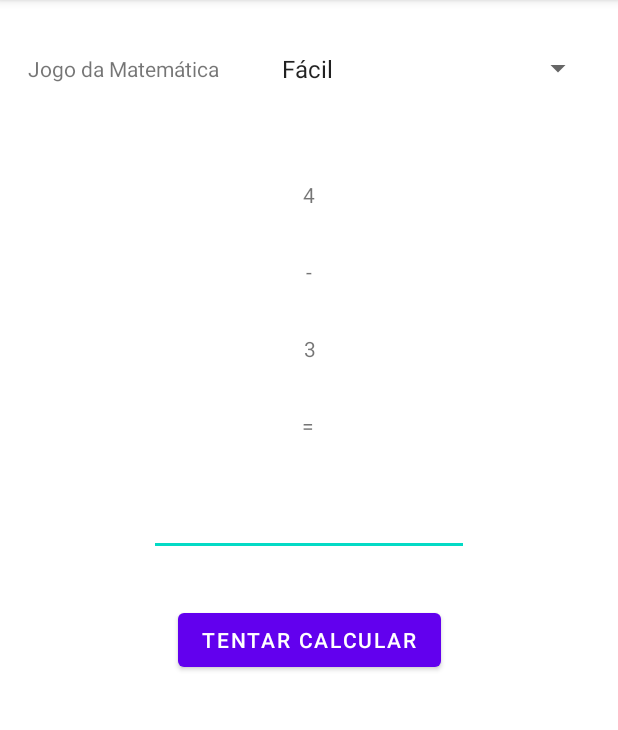
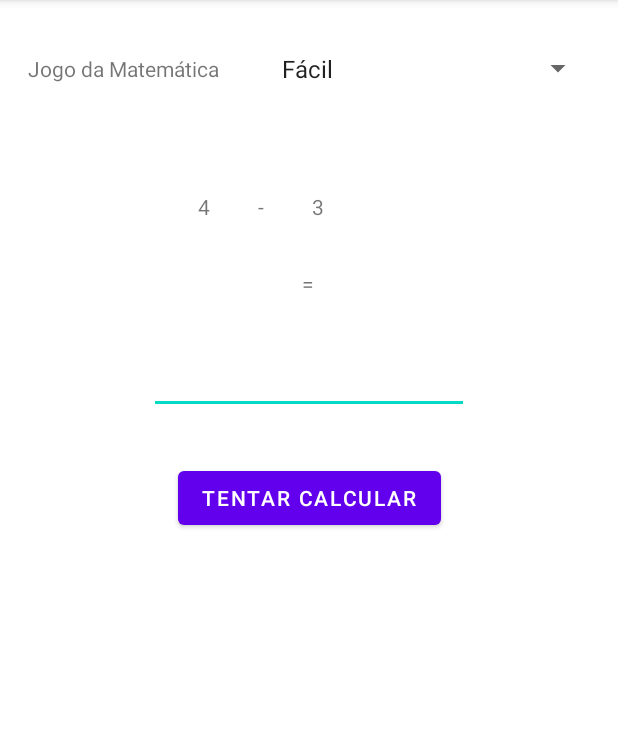
Before and after one commit to leo-valadao/Projeto-Integrador-4, an Android app: the AtvMatematica screen opened directly, with no data from a screen before it, on a phone screen of 412 x 824 dp, the part 84-814 px from its top. Run offline under Robolectric (Android 15) with nearby library versions, the phone set to English and light mode, and no system bars.

Commit message:
3ª Versão do Projeto Integrador do 4 Semestre.

```diff
--- a/app/src/main/res/layout/activity_atv_matematica.xml
+++ b/app/src/main/res/layout/activity_atv_matematica.xml
@@ -31,11 +31,11 @@
         android:id="@+id/textPrimeiroOperador"
         android:layout_width="wrap_content"
         android:layout_height="wrap_content"
-        android:layout_marginTop="32dp"
+        android:layout_marginStart="172dp"
+        android:layout_marginTop="128dp"
         android:text="Operador"
-        app:layout_constraintEnd_toEndOf="parent"
         app:layout_constraintStart_toStartOf="parent"
-        app:layout_constraintTop_toBottomOf="@+id/textPrimeiroNumero" />
+        app:layout_constraintTop_toTopOf="parent" />
 
     <Spinner
         android:id="@+id/spinnerDificuldade"
@@ -57,7 +57,7 @@
         app:layout_constraintEnd_toEndOf="parent"
         app:layout_constraintHorizontal_bias="0.498"
         app:layout_constraintStart_toStartOf="parent"
-        app:layout_constraintTop_toBottomOf="@+id/textSegundoNumero" />
+        app:layout_constraintTop_toBottomOf="@+id/textPrimeiroOperador" />
 
     <EditText
         android:id="@+id/textTerceiroNumero"
@@ -74,21 +74,21 @@
         android:id="@+id/textPrimeiroNumero"
         android:layout_width="wrap_content"
         android:layout_height="wrap_content"
-        android:layout_marginTop="120dp"
+        android:layout_marginEnd="32dp"
         android:text="1º Número"
-        app:layout_constraintEnd_toEndOf="parent"
-        app:layout_constraintStart_toStartOf="parent"
-        app:layout_constraintTop_toTopOf="parent" />
+        app:layout_constraintBottom_toBottomOf="@+id/textPrimeiroOperador"
+        app:layout_constraintEnd_toStartOf="@+id/textPrimeiroOperador"
+        app:layout_constraintTop_toTopOf="@+id/textPrimeiroOperador" />
 
     <TextView
         android:id="@+id/textSegundoNumero"
         android:layout_width="wrap_content"
         android:layout_height="wrap_content"
-        android:layout_marginTop="32dp"
+        android:layout_marginStart="32dp"
         android:text="2º Número"
-        app:layout_constraintEnd_toEndOf="parent"
-        app:layout_constraintHorizontal_bias="0.501"
-        app:layout_constraintStart_toStartOf="parent"
-        app:layout_constraintTop_toBottomOf="@+id/textPrimeiroOperador" />
+        app:layout_constraintBottom_toBottomOf="@+id/textPrimeiroOperador"
+        app:layout_constraintStart_toEndOf="@+id/textPrimeiroOperador"
+        app:layout_constraintTop_toTopOf="@+id/textPrimeiroOperador"
+        app:layout_constraintVertical_bias="0.0" />
 
 </androidx.constraintlayout.widget.ConstraintLayout>
```
Also changed, not shown: app/src/main/java/com/senac/edukykids/database/DataBase.java (added, +42 -0 lines), app/src/main/res/drawable/carro.png (added), app/src/main/res/drawable/trator.png (added).
